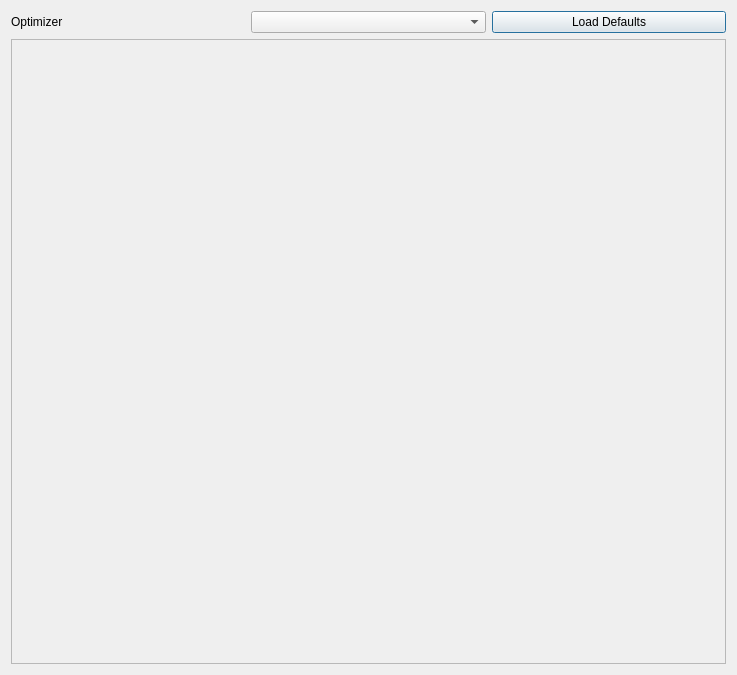
Above: modules/ui/views/windows/optimizer.ui from HashakGik/OneTrainer-QT6 before the change. Below: the same form after it.
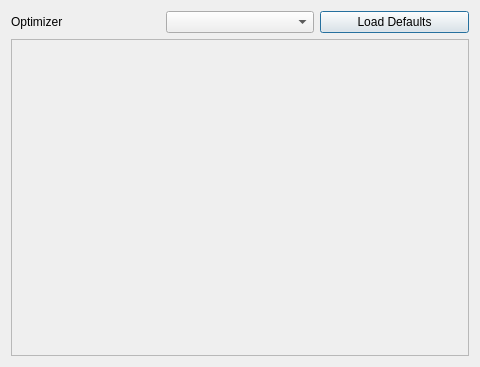
That is the form after the change.

Commit message: Fixed optimizer layout.

What changed in the file:
```diff
--- a/modules/ui/views/windows/optimizer.ui
+++ b/modules/ui/views/windows/optimizer.ui
@@ -9,8 +9,8 @@
    <rect>
     <x>0</x>
     <y>0</y>
-    <width>737</width>
-    <height>675</height>
+    <width>480</width>
+    <height>367</height>
    </rect>
   </property>
   <property name="sizePolicy">
@@ -56,8 +56,8 @@
        <rect>
         <x>0</x>
         <y>0</y>
-        <width>717</width>
-        <height>623</height>
+        <width>460</width>
+        <height>315</height>
        </rect>
       </property>
       <layout class="QGridLayout" name="gridLayout_2">
```
The commit also changes 1 other file.
